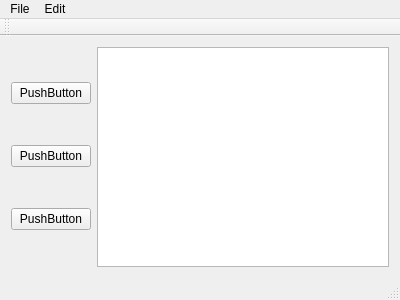
Qt form gui/src/mainwindow.ui (NotSpooky/Espuki) before a commit.
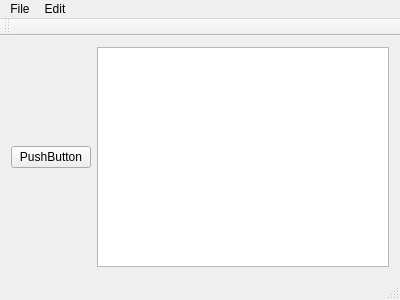
The same form after that commit.

```diff
--- a/gui/src/mainwindow.ui
+++ b/gui/src/mainwindow.ui
@@ -17,20 +17,9 @@
    <layout class="QHBoxLayout" name="horizontalLayout_2">
     <item>
      <layout class="QVBoxLayout" name="verticalLayout">
-      <item>
-       <widget class="QPushButton" name="pushButton">
-        <property name="text">
-         <string>PushButton</string>
-        </property>
-       </widget>
-      </item>
-      <item>
-       <widget class="QPushButton" name="pushButton_3">
-        <property name="text">
-         <string>PushButton</string>
-        </property>
-       </widget>
-      </item>
+      <property name="spacing">
+       <number>6</number>
+      </property>
       <item>
        <widget class="QPushButton" name="pushButton_2">
         <property name="text">
```
